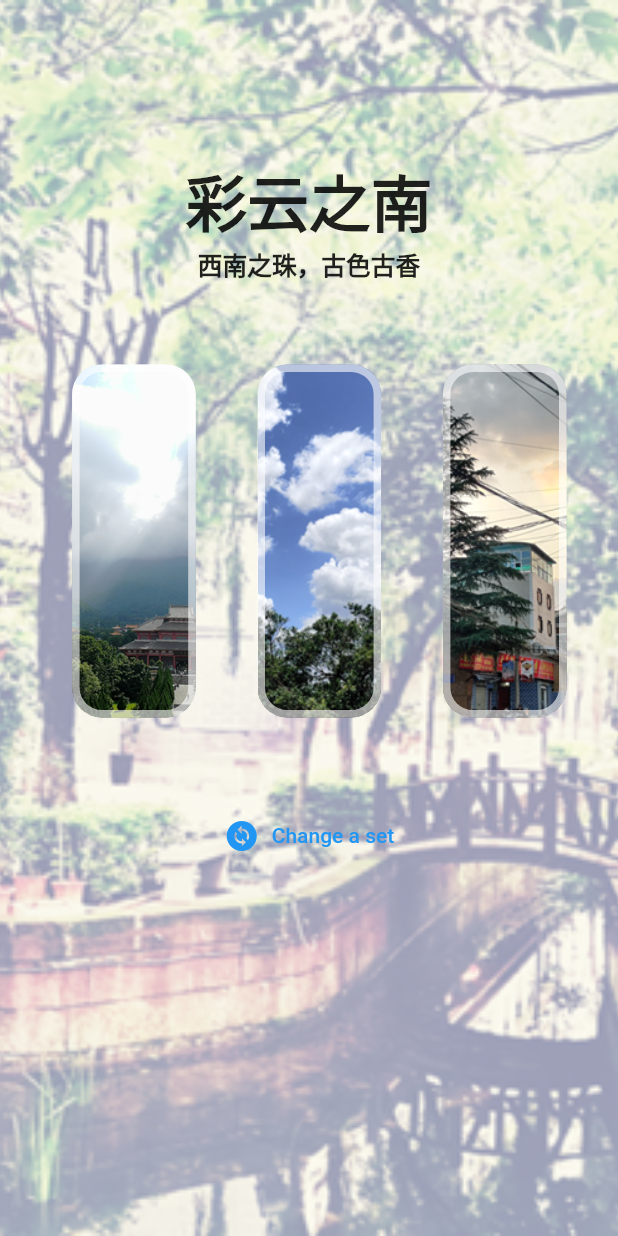
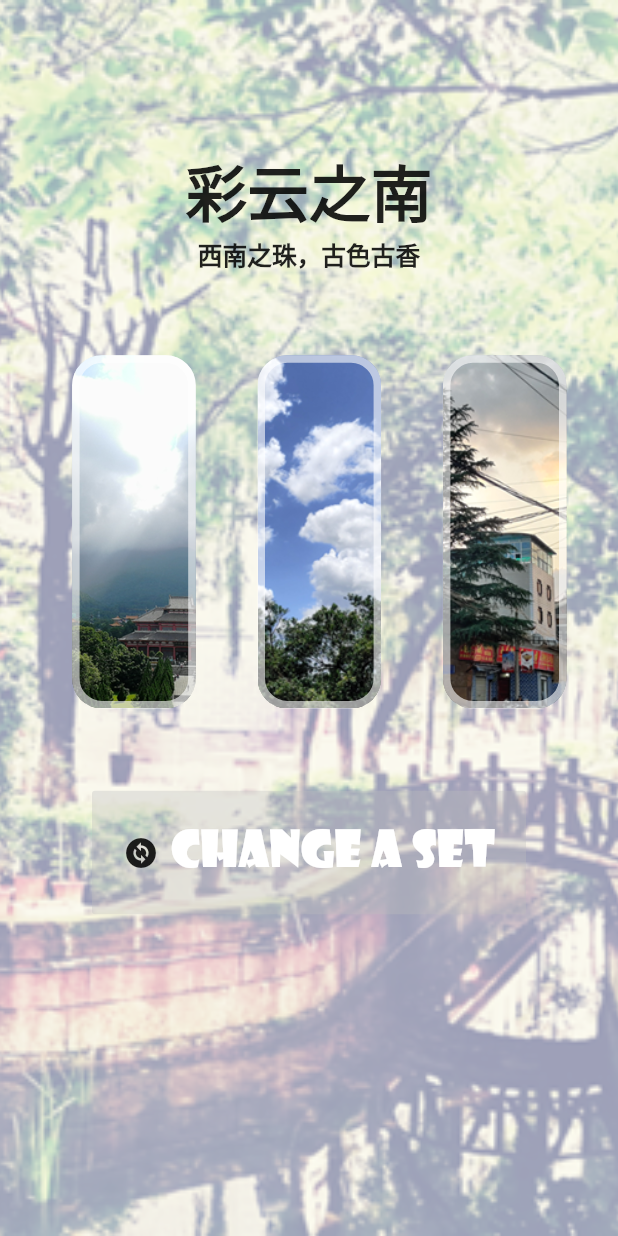
Before and after one commit to RayLyu-Mac/Ray_Website, a Flutter app: the screen it shows after launch, on a phone screen of 412 x 824 dp. Run offline on Flutter 3.47's test engine with Material 2 defaults, Android fonts, the phone set to English and light mode, and no system bars; our stand-ins replace flutter_staggered_animations, page_transition; Roboto replaces fonts that are missing (nan).

Commit message:
Update cityMode.dart

```diff
--- a/ray_website/lib/Album/city/cityMode.dart
+++ b/ray_website/lib/Album/city/cityMode.dart
@@ -40,7 +40,7 @@ class _cityAlbumModeState extends State<cityAlbumMode> {
     return Scaffold(
       body: Container(
         width: _screenWidth,
-        height: _screenH * 1.4,
+        height: _screenH * 1.3,
         decoration: BoxDecoration(
             image: DecorationImage(
                 colorFilter: ColorFilter.mode(
@@ -50,7 +50,7 @@ class _cityAlbumModeState extends State<cityAlbumMode> {
         child: Column(
           children: [
             SizedBox(
-              height: _screenH / 8,
+              height: _screenH / 8.5,
             ),
             Text(
               widget.title!,
@@ -75,7 +75,7 @@ class _cityAlbumModeState extends State<cityAlbumMode> {
                 child: FadeInAnimation(
                   child: widget,
                 ),
-                horizontalOffset: 220,
+                verticalOffset: 220,
               ),
               children: [
                 SizedBox(
@@ -99,7 +99,10 @@ class _cityAlbumModeState extends State<cityAlbumMode> {
             SizedBox(
               height: _screenH / 15,
             ),
-            TextButton.icon(
+            FlatButton.icon(
+                padding: EdgeInsets.symmetric(
+                    vertical: _screenH / 40, horizontal: _screenWidth / 20),
+                color: Colors.grey[400]?.withAlpha(90),
                 onPressed: () {
                   setState(() {
                     if (x < 2) {
@@ -110,7 +113,13 @@ class _cityAlbumModeState extends State<cityAlbumMode> {
                   });
                 },
                 icon: Icon(Icons.change_circle),
-                label: Text("Change a set"))
+                label: Text(
+                  "Change a set",
+                  style: TextStyle(
+                      fontSize: _screenH / 25,
+                      color: Colors.white,
+                      fontFamily: "show"),
+                ))
           ],
         ),
       ),
```
